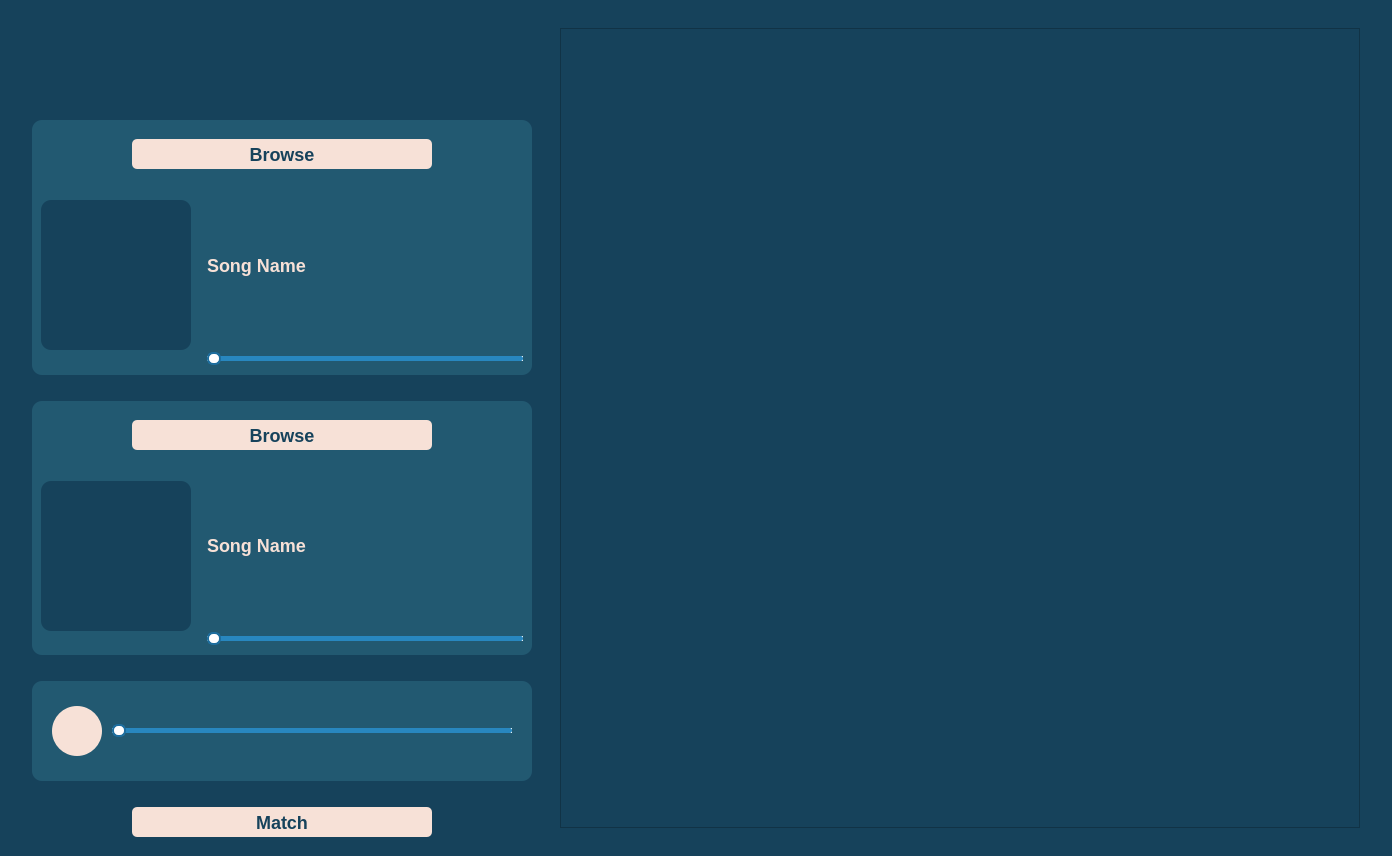
Qt form main.ui (enjyashraf18/Shazam-like-app) before a commit.
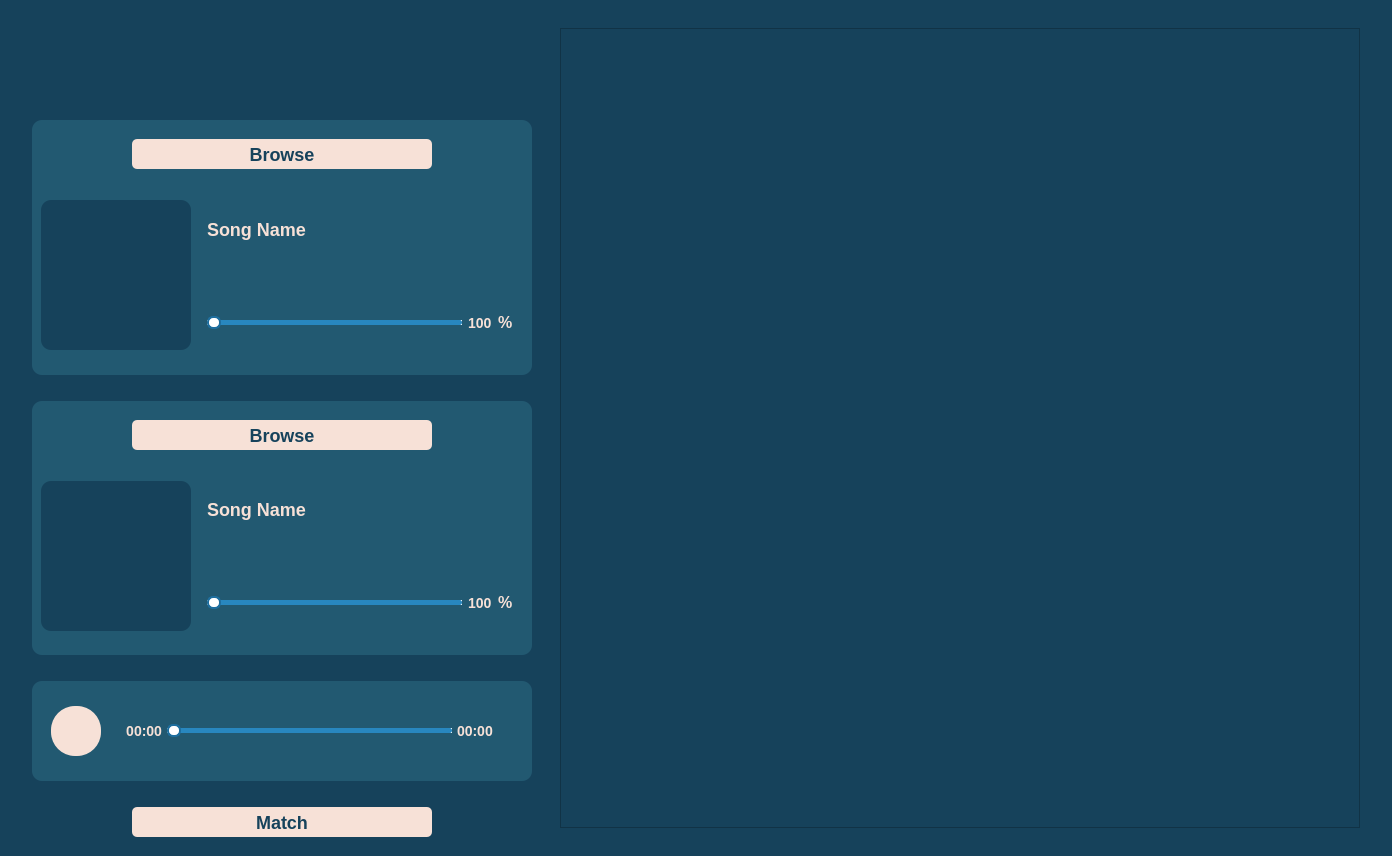
The same form after that commit. Icons and pictures are not drawn.

Patch:
```diff
--- a/main.ui
+++ b/main.ui
@@ -193,6 +193,11 @@
                   </widget>
                  </item>
                  <item>
+                  <layout class="QHBoxLayout" name="horizontalLayout_12">
+                   <property name="rightMargin">
+                    <number>10</number>
+                   </property>
+                   <item>
                   <widget class="QSlider" name="song_slider1">
                    <property name="styleSheet">
                     <string notr="true">QSlider {
@@ -225,6 +230,32 @@
                    </property>
                   </widget>
                  </item>
+                   <item>
+                    <widget class="QLabel" name="slider_label1">
+                     <property name="styleSheet">
+                      <string notr="true">color:#f7e1d7;
+font-size: 14px;
+font-weight:500;</string>
+                     </property>
+                     <property name="text">
+                      <string>100</string>
+                     </property>
+                    </widget>
+                   </item>
+                   <item>
+                    <widget class="QLabel" name="label_4">
+                     <property name="styleSheet">
+                      <string notr="true">color:#f7e1d7;
+font-size: 16px;
+font-weight:500;</string>
+                     </property>
+                     <property name="text">
+                      <string>%</string>
+                     </property>
+                    </widget>
+                   </item>
+                  </layout>
+                 </item>
                 </layout>
                </item>
               </layout>
@@ -354,6 +385,14 @@
                   </widget>
                  </item>
                  <item>
+                  <layout class="QHBoxLayout" name="horizontalLayout_10">
+                   <property name="leftMargin">
+                    <number>0</number>
+                   </property>
+                   <property name="rightMargin">
+                    <number>10</number>
+                   </property>
+                   <item>
                   <widget class="QSlider" name="song_slider2">
                    <property name="styleSheet">
                     <string notr="true">QSlider {
@@ -386,6 +425,32 @@
                    </property>
                   </widget>
                  </item>
+                   <item>
+                    <widget class="QLabel" name="slider_label2">
+                     <property name="styleSheet">
+                      <string notr="true">color:#f7e1d7;
+font-size: 14px;
+font-weight:500;</string>
+                     </property>
+                     <property name="text">
+                      <string>100</string>
+                     </property>
+                    </widget>
+                   </item>
+                   <item>
+                    <widget class="QLabel" name="label_5">
+                     <property name="styleSheet">
+                      <string notr="true">color:#f7e1d7;
+font-size: 16px;
+font-weight:500;</string>
+                     </property>
+                     <property name="text">
+                      <string>%</string>
+                     </property>
+                    </widget>
+                   </item>
+                  </layout>
+                 </item>
                 </layout>
                </item>
               </layout>
@@ -425,7 +490,7 @@
              <item>
               <layout class="QHBoxLayout" name="horizontalLayout_9">
                <property name="spacing">
-                <number>10</number>
+                <number>5</number>
                </property>
                <property name="leftMargin">
                 <number>10</number>
@@ -449,7 +514,7 @@
                  </property>
                  <property name="styleSheet">
                   <string notr="true">background-color:#f7e1d7;
-border-radius: 25px;
+border-radius: 24px;
 color:#16425b;
 font-size: 18px;
 font-weight:500;</string>
@@ -469,11 +534,26 @@
                  </property>
                 </widget>
                </item>
+               <item>
+                <widget class="QLabel" name="mins_spent">
+                 <property name="styleSheet">
+                  <string notr="true">color:#f7e1d7;
+font-size: 14px;
+font-weight:500;</string>
+                 </property>
+                 <property name="text">
+                  <string>00:00</string>
+                 </property>
+                 <property name="alignment">
+                  <set>Qt::AlignRight|Qt::AlignTrailing|Qt::AlignVCenter</set>
+                 </property>
+                </widget>
+               </item>
                <item>
                 <widget class="QSlider" name="mix_slider">
                  <property name="maximumSize">
                   <size>
-                   <width>400</width>
+                   <width>285</width>
                    <height>16777215</height>
                   </size>
                  </property>
@@ -508,6 +588,18 @@
                  </property>
                 </widget>
                </item>
+               <item>
+                <widget class="QLabel" name="mins_left">
+                 <property name="styleSheet">
+                  <string notr="true">color:#f7e1d7;
+font-size: 14px;
+font-weight:500;</string>
+                 </property>
+                 <property name="text">
+                  <string>00:00</string>
+                 </property>
+                </widget>
+               </item>
               </layout>
              </item>
             </layout>
```
Left out of the diff: 9 changed lines with no effect on the pictures. Lines whose indentation alone changed are shown as unchanged.
